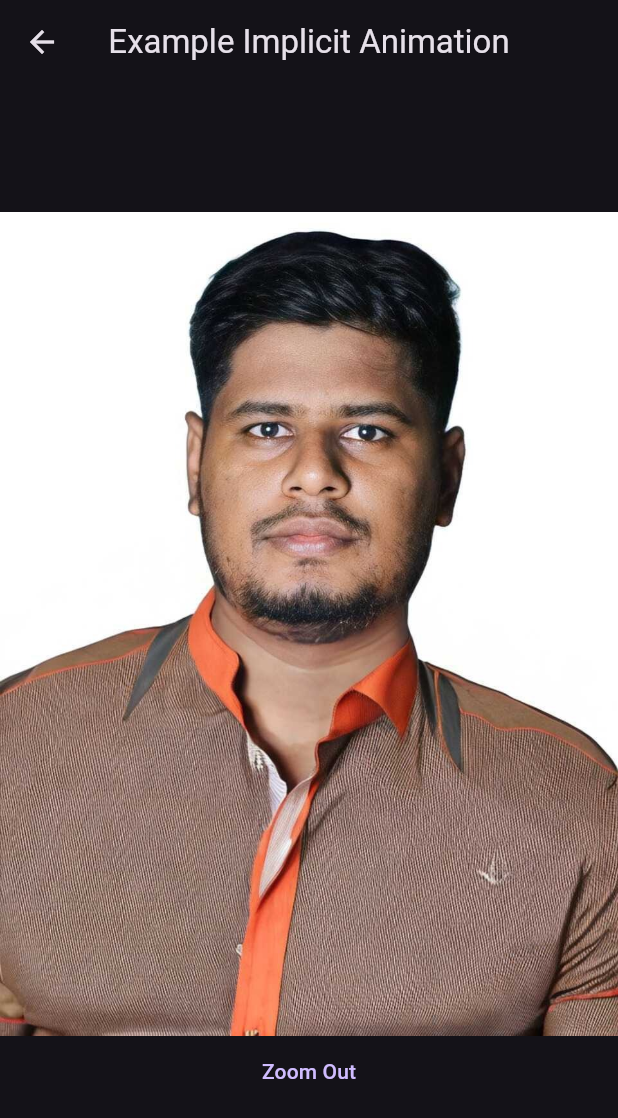
After one commit to srpallab/flutter-animation, a Flutter app: the ExampleImplicitAnimationView screen opened by its route, after a tap on "Zoom In", on a phone screen of 412 x 824 dp. The commit adds this screen. Shown: the top 1118 px of the screen. Run offline on Flutter 3.47's test engine with Material 3 defaults, Android fonts, the light colour scheme and no system bars; our stand-ins replace get.

Commit message:
Example Implicit Animation.

```diff
--- /dev/null
+++ b/lib/app/modules/example_implicit_animation/bindings/example_implicit_animation_binding.dart
@@ -0,0 +1,12 @@
+import 'package:get/get.dart';
+
+import '../controllers/example_implicit_animation_controller.dart';
+
+class ExampleImplicitAnimationBinding extends Bindings {
+  @override
+  void dependencies() {
+    Get.lazyPut<ExampleImplicitAnimationController>(
+      () => ExampleImplicitAnimationController(),
+    );
+  }
+}
--- /dev/null
+++ b/lib/app/modules/example_implicit_animation/controllers/example_implicit_animation_controller.dart
@@ -0,0 +1,17 @@
+import 'package:flutter/widgets.dart';
+import 'package:get/get.dart';
+
+class ExampleImplicitAnimationController extends GetxController {
+  final RxBool isZoomedIn = false.obs;
+  final RxString btnTitle = "Zoom In".obs;
+  final RxDouble width = 100.0.obs;
+
+  final Rx<Curve> curve = Rx(Curves.bounceIn);
+
+  void changeWidth() {
+    isZoomedIn.value = !isZoomedIn.value;
+    width.value = isZoomedIn.value ? Get.width : 100;
+    btnTitle.value = isZoomedIn.value ? "Zoom Out" : "Zoom In";
+    curve.value = isZoomedIn.value ? Curves.bounceIn : Curves.bounceOut;
+  }
+}
--- /dev/null
+++ b/lib/app/modules/example_implicit_animation/views/example_implicit_animation_view.dart
@@ -0,0 +1,45 @@
+import 'package:flutter/material.dart';
+import 'package:get/get.dart';
+
+import '../controllers/example_implicit_animation_controller.dart';
+
+class ExampleImplicitAnimationView
+    extends GetView<ExampleImplicitAnimationController> {
+  const ExampleImplicitAnimationView({super.key});
+
+  @override
+  Widget build(BuildContext context) {
+    return Scaffold(
+      appBar: AppBar(
+        title: const Text('Example Implicit Animation'),
+        centerTitle: true,
+      ),
+      body: Column(
+        mainAxisAlignment: .center,
+        children: [
+          Row(
+            mainAxisAlignment: .center,
+            children: [
+              Obx(() {
+                return AnimatedContainer(
+                  width: controller.width.value,
+                  duration: Duration(milliseconds: 590),
+                  curve: controller.curve.value,
+                  child: Image.asset("assets/images/photo.jpeg"),
+                );
+              }),
+            ],
+          ),
+          Obx(() {
+            return TextButton(
+              onPressed: () {
+                controller.changeWidth();
+              },
+              child: Text(controller.btnTitle.value),
+            );
+          }),
+        ],
+      ),
+    );
+  }
+}
--- a/lib/app/modules/home/views/home_view.dart
+++ b/lib/app/modules/home/views/home_view.dart
@@ -40,6 +40,12 @@ class HomeView extends GetView<HomeController> {
               },
               child: Text("Hero Animation"),
             ),
+            ElevatedButton(
+              onPressed: () {
+                Get.toNamed(Routes.EXAMPLE_IMPLICIT_ANIMATION);
+              },
+              child: Text("Implicit Animation"),
+            ),
           ],
         ),
       ),
--- a/lib/app/routes/app_pages.dart
+++ b/lib/app/routes/app_pages.dart
@@ -2,6 +2,8 @@ import 'package:get/get.dart';
 
 import '../modules/example_hero_animation/bindings/example_hero_animation_binding.dart';
 import '../modules/example_hero_animation/views/example_hero_animation_view.dart';
+import '../modules/example_implicit_animation/bindings/example_implicit_animation_binding.dart';
+import '../modules/example_implicit_animation/views/example_implicit_animation_view.dart';
 import '../modules/example_one/bindings/example_one_binding.dart';
 import '../modules/example_one/views/example_one_view.dart';
 import '../modules/example_tree_d/bindings/example_tree_d_binding.dart';
@@ -44,5 +46,10 @@ class AppPages {
       page: () => const ExampleHeroAnimationView(),
       binding: ExampleHeroAnimationBinding(),
     ),
+    GetPage(
+      name: _Paths.EXAMPLE_IMPLICIT_ANIMATION,
+      page: () => const ExampleImplicitAnimationView(),
+      binding: ExampleImplicitAnimationBinding(),
+    ),
   ];
 }
--- a/lib/app/routes/app_routes.dart
+++ b/lib/app/routes/app_routes.dart
@@ -8,6 +8,7 @@ abstract class Routes {
   static const EXAMPLE_TWO = _Paths.EXAMPLE_TWO;
   static const EXAMPLE_TREE_D = _Paths.EXAMPLE_TREE_D;
   static const EXAMPLE_HERO_ANIMATION = _Paths.EXAMPLE_HERO_ANIMATION;
+  static const EXAMPLE_IMPLICIT_ANIMATION = _Paths.EXAMPLE_IMPLICIT_ANIMATION;
 }
 
 abstract class _Paths {
@@ -17,4 +18,5 @@ abstract class _Paths {
   static const EXAMPLE_TWO = '/example-two';
   static const EXAMPLE_TREE_D = '/example-tree-d';
   static const EXAMPLE_HERO_ANIMATION = '/example-hero-animation';
+  static const EXAMPLE_IMPLICIT_ANIMATION = '/example-implicit-animation';
 }
--- a/pubspec.yaml
+++ b/pubspec.yaml
@@ -25,8 +25,8 @@ flutter:
   uses-material-design: true
 
   # To add assets to your application, add an assets section, like this:
-  # assets:
-  #   - images/a_dot_burr.jpeg
+  assets:
+    - assets/images/
   #   - images/a_dot_ham.jpeg
 
   # fonts:
```
Also changed, not shown: assets/images/photo.jpeg (added).
